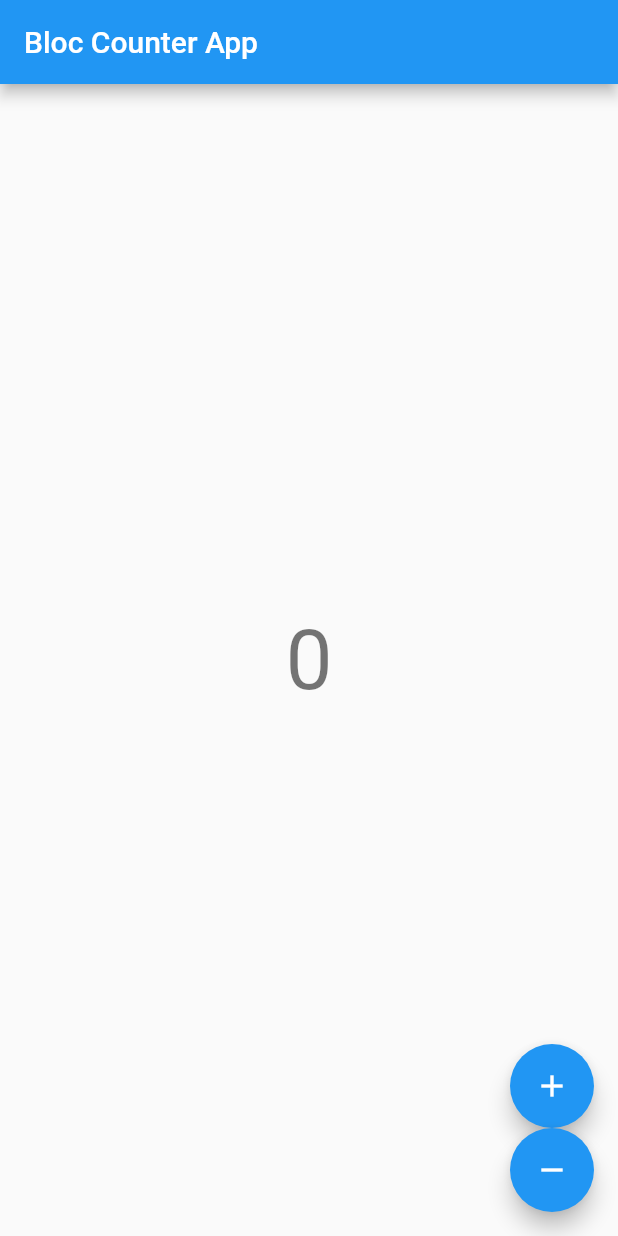
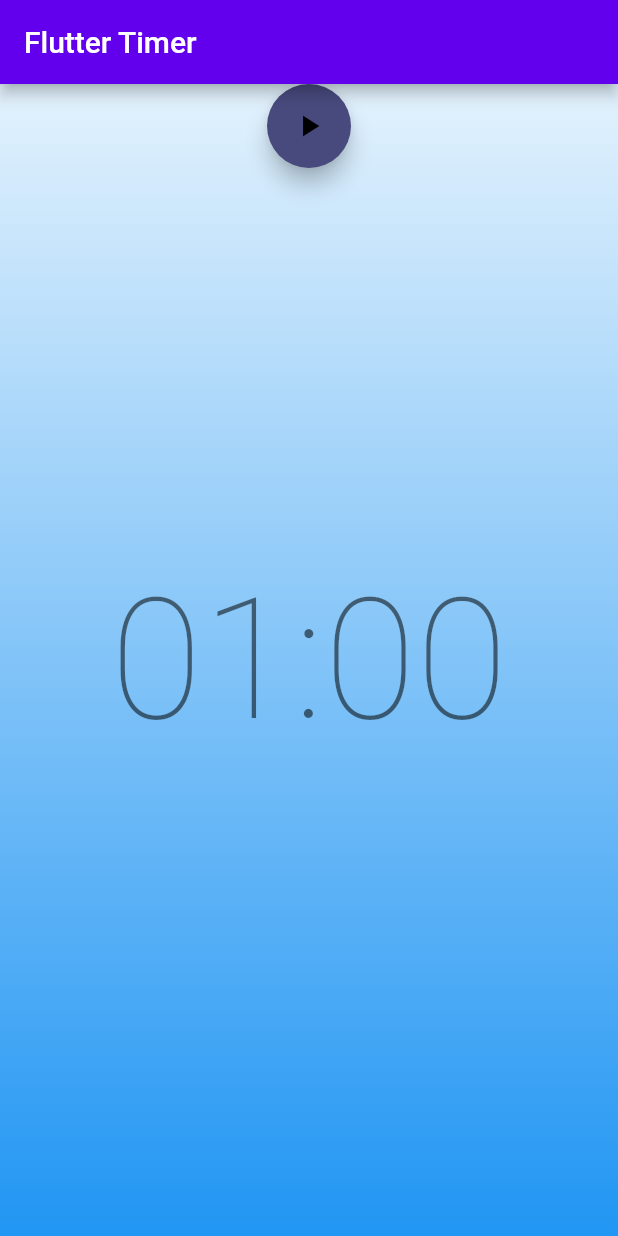
Before and after one commit to hapo-khangld/base_bloc_study, a Flutter app: the screen it shows after launch, on a phone screen of 412 x 824 dp. Run offline on Flutter 3.47's test engine with Material 2 defaults, Android fonts, the phone set to English and light mode, and no system bars; our stand-ins replace bloc, equatable, flutter_bloc.

Commit message:
Basic Bloc Timer app

```diff
--- a/lib/app.dart
+++ b/lib/app.dart
@@ -1,7 +1,18 @@
+import 'package:base_bloc_study/timer/view/timer_page.dart';
 import 'package:flutter/material.dart';
 
-import 'counter/view/counter_page.dart';
-
-class CounterApp extends MaterialApp {
-  const CounterApp({Key? key}) : super(key: key, home: const CounterPage());
+class App extends StatelessWidget {
+  @override
+  Widget build(BuildContext context) {
+    return MaterialApp(
+      title: 'Flutter Timer',
+      theme: ThemeData(
+        primaryColor: const Color.fromRGBO(109, 234, 255, 1),
+        colorScheme: const ColorScheme.light(
+          secondary: Color.fromRGBO(72, 74, 126, 1),
+        ),
+      ),
+      home: const TimerPage(),
+    );
+  }
 }
--- /dev/null
+++ b/lib/bloc/timer_state_bloc.dart
@@ -0,0 +1,90 @@
+import 'dart:async';
+
+import 'package:bloc/bloc.dart';
+import 'package:equatable/equatable.dart';
+
+import '../ticker.dart';
+
+part 'timer_state_event.dart';
+part 'timer_state_state.dart';
+
+/// Đầu tiên, ta cần xác định trạng thái ban đầu của TimerBloc.
+/// Ở trường hợp này, ta muốn TimerBloc bắt đầu ở trạng thái TimerInitial
+/// với thời lượng đắt trước là 1p (60s)
+/// --------------------------------------
+/// Bây giờ, bắt đầu với việc triển khai các sự kiện. Để cải thiện hiệu năng, ta sẽ chia
+/// nhỏ các trình quản lý sự kiệ thành chức năng trợ giúp riêng.
+/// 1 - TimerStarted.
+/// 2 - TimerTicked.
+/// 3 - TimerPaused.
+/// 4 - TimerResumed.
+
+class TimerStateBloc extends Bloc<TimerStateEvent, TimerStateState> {
+  static const int _duration = 60;
+  final Ticker _ticker;
+  StreamSubscription<int>? _tickerSubscription;
+  TimerStateBloc({required Ticker ticker})
+      : _ticker = ticker,
+        super(const TimerStateInitial(_duration)) {
+    on<TimerStarted>(_onStarted);
+    on<TimerPaused>(_onPaused);
+    on<TimerResumed>(_onResumed);
+    on<TimerReset>(_onReset);
+    on<TimerTicked>(_onTicked);
+  }
+
+  @override
+  Future<void> close() {
+    _tickerSubscription?.cancel();
+    return super.close();
+  }
+
+  /// Nếu TimerBloc nhận được sự kiện TimerStarted, nó sẽ đẩy trạng thái TimerRunInProgress với thời
+  /// lượng bắt đầu. Ngoài ra, ta sử dụng _tickerSubcription mở, ta cần phải hủy nó để phân bổ bộ nhớ. Ta cần ghi
+  /// đè phương thức đóng trên TimerBloc để có thể hủy _tickerSubscription khi TimerBloc được đóng lại.
+  /// Cuối cùng, ta nghe luồng _ticker.tick và trên mỗi lần đánh dấu, ta thêm một sự kiện TimerTicked với thời
+  /// lượng còn lại.
+  void _onStarted(TimerStarted event, Emitter<TimerStateState> emit) {
+    emit(TimerRunInProgress(event.duration));
+    _tickerSubscription?.cancel();
+    _tickerSubscription = _ticker
+        .tick(ticks: event.duration)
+        .listen((duration) => add(TimerTicked(duration: duration)));
+  }
+
+  /// Ta sẽ kiểm tra xem trong trạng thái của TimerBloc là TimerRunInProgress, thì khi đó
+  /// ta có thể tạm dừng _tickerSubscription và đẩy trạng thái TimerRunPause với thời lượng hẹn giờ
+  /// hiện tại.
+  void _onPaused(TimerPaused event, Emitter<TimerStateState> emit) {
+    if (state is TimerRunInProgress) {
+      _tickerSubscription?.pause();
+      emit(TimerRunPause(state.duration));
+    }
+  }
+
+  /// Trình xử lý sự kiện của TimerResumed giống với TimerPaused. Nếu TimerBloc có trạng thái là
+  /// TimerRunPaused và nó nhận được sự kiện TimerResumed, thì nó sẽ tiếp tục _tickerSubscription
+  /// và đẩy trạng thái TimerRunInProgress với thời lượng hiệ tại.
+  void _onResumed(TimerResumed event, Emitter<TimerStateState> emit) {
+    if (state is TimerRunPause) {
+      _tickerSubscription?.resume();
+      emit(TimerRunInProgress(state.duration));
+    }
+  }
+
+  /// Nếu TimerBloc nhận được sự kiện TimerReset, nó cần phải hủy _tickerSubscription hiện tại để nó
+  /// không thông báo về bất kỳ tích tắc bổ sung nào và đẩy trạng thái TimerInitial với thòi lượng ban đầu.
+  void _onReset(TimerReset event, Emitter<TimerStateState> emit) {
+    _tickerSubscription?.cancel();
+    emit(const TimerStateInitial(_duration));
+  }
+
+  /// Mỗi lần nhận được sự kiện TimerTicked, nếu thời lượng của tick > 0,
+  /// ta cần đẩy trạng thái TimerRunInProgress được cập nhật với thời lượng mới.
+  /// Nếu thời lượng của tick  = 0, bộ đếm thời gian đã kết thúc và ta cần đẩy về trạng thái TimerunComplete.
+  void _onTicked(TimerTicked event, Emitter<TimerStateState> emit) {
+    emit(event.duration > 0
+        ? TimerRunInProgress(event.duration)
+        : const TimerRunComplete());
+  }
+}
--- /dev/null
+++ b/lib/bloc/timer_state_event.dart
@@ -0,0 +1,41 @@
+part of 'timer_state_bloc.dart';
+
+/// Ở timerEvent: ta sẽ xử lý các sự kiện.
+
+abstract class TimerStateEvent extends Equatable {
+  const TimerStateEvent();
+
+  @override
+  List<Object> get props => [];
+}
+
+/// TimerStarted: Thông báo cho TimerBloc rằng bộ hẹn giờ đã được khởi động.
+class TimerStarted extends TimerStateEvent {
+  const TimerStarted({required this.duration});
+  final int duration;
+}
+
+/// TimerPasesd: Thông báo cho TimerBloc rằng bộ hẹn giờ đã được tạm dừng.
+class TimerPaused extends TimerStateEvent {
+  const TimerPaused();
+}
+
+/// TimerResumed: Thông báo cho TimerBloc rằng hẹn giờ đã được tiếp tục.
+class TimerResumed extends TimerStateEvent {
+  const TimerResumed();
+}
+
+/// TimerReset: Thông báo cho TimerBloc rằng bộ hẹn giờ đã được đặt lại về trạng thái ban đầu.
+class TimerReset extends TimerStateEvent {
+  const TimerReset();
+}
+
+/// TimerTicked: Thông báo cho TimerBloc rằng đã có một đánh dấu đã xảy ra và nó cần
+/// cập nhật lại trạng thái của nó cho phù hợp.
+class TimerTicked extends TimerStateEvent {
+  final int duration;
+  const TimerTicked({required this.duration});
+
+  @override
+  List<Object> get props => [duration];
+}
--- /dev/null
+++ b/lib/bloc/timer_state_state.dart
@@ -0,0 +1,51 @@
+part of 'timer_state_bloc.dart';
+
+/// Bắt đầu, ta xác định TimerStates mà TimerBloc có thể ở trong đó.
+/// Khí đó, trạng thái của TimerBloc có thể là các trường hợp sau:
+/// Mỗi trạng thái này sẽ có hàm ý về thao tác và giao diện người dùng đang thực hiện.
+/// ----------------------------------------------------------
+/// Tất cả các TimerStates mở rộng lớp cơ sở trừu tượng TimerState có thuộc
+/// tính thời lượng. Điều này là do bất kể TimerBloc có ở trạng thái nào, ta muốn biết còn
+/// lại bao nhiêu thời gian, Ngoài ra, TimerState mở rộng Equatable để tối ứu hóa mã bằng cách
+/// đảm bảo rằng ứng dụng không kích hoạt việc reBuild nếu có trạng thái tương tự xảy ra.
+abstract class TimerStateState extends Equatable {
+  final int duration;
+  const TimerStateState(this.duration);
+
+  @override
+  List<Object> get props => [duration];
+}
+
+/// 1: TimerStateInitial: Trạng thái sẵn sàng đếm ngược.
+/// Nếu ở trạng thái này, người dùng có thể bắt đầu hẹn giờ.
+class TimerStateInitial extends TimerStateState {
+  const TimerStateInitial(int duration) : super(duration);
+
+  @override
+  String toString() => 'TimerInitial { duration: $duration }';
+}
+
+/// 3: TimerRunPause: Tạm dừng ở một số thời gian còn lại.
+/// Nếu ở trạng thái này, người dùng có thể tiếp tục hẹn giờ và đặt lại bộ hẹn giờ.
+class TimerRunPause extends TimerStateState {
+  const TimerRunPause(int duration) : super(duration);
+
+  @override
+  String toString() => 'TimerRunPause { duration: $duration }';
+}
+
+///2: TimerRunInProgress: Trạng thái đang trong quá trình đếm ngược.
+/// Nếu ở trạng thái này, ngươi dùng có thể tạm dừng và đặt lại bộ hẹn giờ
+/// cũng như xem thời lượng còn lại.
+class TimerRunInProgress extends TimerStateState {
+  const TimerRunInProgress(int duration) : super(duration);
+
+  @override
+  String toString() => 'TimerRunInProgress { duration: $duration }';
+}
+
+/// 4: TimerRunComplete: Trạng thái hoàn thành với thời lượng còn lại = 0.
+/// Nếu ở trang thái này, người dùng sẽ có thể đặt lại bộ hẹn giờ.
+class TimerRunComplete extends TimerStateState {
+  const TimerRunComplete() : super(0);
+}
--- a/lib/counter/counter.dart
+++ /dev/null
@@ -1,10 +0,0 @@
-export 'cubit/counter_cubit.dart';
-export 'view/counter_page.dart';
-
-///Xây dựng counter. dart nhằm mục đích xuất ra tất cả các phần công khai có thể truy cập
-///Việc này nhằm mục đích tách lớp Presentation ra khỏi lớp business logic.
-///-- Bản thân CounterView không hề biết điều gì xảy ra khi người dùng bấm nút,
-///nó chỉ biết thông báo cho CounterCubit rằng người dùng vừa bấm nút nào.
-///Hơn nữa, CounterCubit cũng không hề biết điều gì đang xảy ra với trạng thái,
-///nó chỉ đơn giản là thực hiện EMIT, phát ra trang thái mới để đáp ứng với
-///các phương thức vừa được gọi.
--- a/lib/counter/cubit/counter_cubit.dart
+++ /dev/null
@@ -1,16 +0,0 @@
-import 'package:bloc/bloc.dart';
-
-///CounterCubit là class sẽ khởi tạo 2 phương thức:
-///1: Gia tăng - thêm 1 vào state
-///2: Giảm - trừ 1 vào state
-///Loại trạng thái mà CounterCubit đang quản lý chỉ là một int và trạng thái ban đầu là 0.
-
-class CounterCubit extends Cubit<int> {
-  CounterCubit() : super(0);
-
-  /// add 1 to state
-  void increment() => emit(state + 1);
-
-  ///subtract 1 from the state
-  void decrement() => emit(state - 1);
-}
--- a/lib/counter/view/counter_page.dart
+++ /dev/null
@@ -1,17 +0,0 @@
-import 'package:flutter/cupertino.dart';
-import 'package:flutter_bloc/flutter_bloc.dart';
-
-import '../cubit/counter_cubit.dart';
-import 'counter_view.dart';
-
-class CounterPage extends StatelessWidget {
-  const CounterPage({Key? key}) : super(key: key);
-
-  @override
-  Widget build(BuildContext context) {
-    return BlocProvider(
-      create: (_) => CounterCubit(),
-      child: const CounterView(),
-    );
-  }
-}
--- a/lib/counter/view/counter_view.dart
+++ /dev/null
@@ -1,57 +0,0 @@
-import 'package:base_bloc_study/counter/cubit/counter_cubit.dart';
-import 'package:flutter/material.dart';
-import 'package:flutter_bloc/flutter_bloc.dart';
-
-/// CounterView chịu trách nhiệm hiển thị số lượng bộ đếm hiện tại và
-/// hiển thị 2 FloatingActionButton để tăng hoặc giảm bộ đếm
-/// ==> Nói chung, CounterView được sinh ra để hiển thị UI
-///
-/// Tại đây, ta sử dụng BlocBuilder để bọc tiện ích Text nhằm mục đích cập
-/// nhật văn bản bất cứ khi nào trạng thái CounterCubit thay đổi.
-/// Ngoài ra, sử dụng context.read<CouonterCubit>() để tra cứu phiên bản
-/// CounterCubit gần nhất.
-///
-/// Mặt khác, chỉ duy nhất tiện ích Text() được bao bọc trong một BlocBuilder
-/// vì đó là widget duy nhất cần được rebuild lại với các sự thay đổi của
-/// CounterCubit. Việc này tránh việc gói các Widget không cần thiết mà không cần phải
-/// xây dựng lại khi trạng thái thay đổi.
-
-class CounterView extends StatelessWidget {
-  const CounterView({Key? key}) : super(key: key);
-
-  @override
-  Widget build(BuildContext context) {
-    final textTheme = Theme.of(context).textTheme;
-    return Scaffold(
-      appBar: AppBar(
-        title: const Text('Bloc Counter App'),
-      ),
-      body: Center(
-        child: BlocBuilder<CounterCubit, int>(
-          builder: (context, state) {
-            return Text(
-              '$state',
-              style: textTheme.headline2,
-            );
-          },
-        ),
-      ),
-      floatingActionButton: Column(
-        mainAxisAlignment: MainAxisAlignment.end,
-        crossAxisAlignment: CrossAxisAlignment.end,
-        children: [
-          FloatingActionButton(
-            key: const Key('counterView_increment_floatingActionButton'),
-            onPressed: () => context.read<CounterCubit>().increment(),
-            child: const Icon(Icons.add),
-          ),
-          FloatingActionButton(
-            key: const Key('counterView_decrement_floatingActionButton'),
-            child: const Icon(Icons.remove),
-            onPressed: () => context.read<CounterCubit>().decrement(),
-          ),
-        ],
-      ),
-    );
-  }
-}
--- a/lib/main.dart
+++ b/lib/main.dart
@@ -1,12 +1,6 @@
 import 'package:base_bloc_study/app.dart';
-import 'package:bloc/bloc.dart';
 import 'package:flutter/material.dart';
 
-import 'counter_observer.dart';
-
 void main() {
-  BlocOverrides.runZoned(
-    () => runApp(const CounterApp()),
-    blocObserver: CounterObserver(),
-  );
+  runApp(App());
 }
--- /dev/null
+++ b/lib/timer.dart
@@ -0,0 +1,2 @@
+export 'bloc/timer_state_bloc.dart';
+export 'timer/view/timer_page.dart';
--- /dev/null
+++ b/lib/timer/view/timer_page.dart
@@ -0,0 +1,120 @@
+import 'package:base_bloc_study/bloc/timer_state_bloc.dart';
+import 'package:base_bloc_study/ticker.dart';
+import 'package:base_bloc_study/timer/view/widget/background.dart';
+import 'package:flutter/material.dart';
+import 'package:flutter_bloc/flutter_bloc.dart';
+
+class TimerPage extends StatelessWidget {
+  const TimerPage({Key? key}) : super(key: key);
+
+  @override
+  Widget build(BuildContext context) {
+    return BlocProvider(
+      create: (BuildContext context) => TimerStateBloc(ticker: const Ticker()),
+      child: const TimerView(),
+    );
+  }
+}
+
+class TimerView extends StatelessWidget {
+  const TimerView({Key? key}) : super(key: key);
+
+  @override
+  Widget build(BuildContext context) {
+    return Scaffold(
+      appBar: AppBar(
+        title: const Text('Flutter Timer'),
+      ),
+      body: Stack(
+        children: [
+          const Background(),
+          Column(
+            mainAxisAlignment: MainAxisAlignment.center,
+            crossAxisAlignment: CrossAxisAlignment.center,
+            children: const [
+              Padding(
+                padding: EdgeInsets.symmetric(vertical: 100.0),
+                child: Center(
+                  child: TimerText(),
+                ),
+              ),
+            ],
+          ),
+          const Actions(),
+        ],
+      ),
+    );
+  }
+}
+
+class Actions extends StatelessWidget {
+  const Actions({Key? key}) : super(key: key);
+  @override
+  Widget build(BuildContext context) {
+    return BlocBuilder<TimerStateBloc, TimerStateState>(
+      buildWhen: (prev, state) => prev.runtimeType != state.runtimeType,
+      builder: (context, state) {
+        return Row(
+          mainAxisAlignment: MainAxisAlignment.spaceEvenly,
+          children: [
+            if (state is TimerStateInitial) ...[
+              FloatingActionButton(
+                child: const Icon(Icons.play_arrow),
+                onPressed: () => context
+                    .read<TimerStateBloc>()
+                    .add(TimerStarted(duration: state.duration)),
+              ),
+            ],
+            if (state is TimerRunInProgress) ...[
+              FloatingActionButton(
+                child: const Icon(Icons.pause),
+                onPressed: () =>
+                    context.read<TimerStateBloc>().add(const TimerPaused()),
+              ),
+              FloatingActionButton(
+                child: const Icon(Icons.replay),
+                onPressed: () =>
+                    context.read<TimerStateBloc>().add(const TimerReset()),
+              ),
+            ],
+            if (state is TimerRunPause) ...[
+              FloatingActionButton(
+                child: const Icon(Icons.play_arrow),
+                onPressed: () =>
+                    context.read<TimerStateBloc>().add(const TimerResumed()),
+              ),
+              FloatingActionButton(
+                child: const Icon(Icons.replay),
+                onPressed: () =>
+                    context.read<TimerStateBloc>().add(const TimerReset()),
+              ),
+            ],
+            if (state is TimerRunComplete) ...[
+              FloatingActionButton(
+                child: const Icon(Icons.replay),
+                onPressed: () =>
+                    context.read<TimerStateBloc>().add(const TimerReset()),
+              ),
+            ]
+          ],
+        );
+      },
+    );
+  }
+}
+
+class TimerText extends StatelessWidget {
+  const TimerText({Key? key}) : super(key: key);
+  @override
+  Widget build(BuildContext context) {
+    final duration =
+        context.select((TimerStateBloc bloc) => bloc.state.duration);
+    final minutesStr =
+        ((duration / 60) % 60).floor().toString().padLeft(2, '0');
+    final secondsStr = (duration % 60).floor().toString().padLeft(2, '0');
+    return Text(
+      '$minutesStr:$secondsStr',
+      style: Theme.of(context).textTheme.headline1,
+    );
+  }
+}
--- /dev/null
+++ b/lib/timer/view/widget/background.dart
@@ -0,0 +1,20 @@
+import 'package:flutter/material.dart';
+
+class Background extends StatelessWidget {
+  const Background({Key? key}) : super(key: key);
+  @override
+  Widget build(BuildContext context) {
+    return Container(
+      decoration: BoxDecoration(
+        gradient: LinearGradient(
+          begin: Alignment.topCenter,
+          end: Alignment.bottomCenter,
+          colors: [
+            Colors.blue.shade50,
+            Colors.blue.shade500,
+          ],
+        ),
+      ),
+    );
+  }
+}
```
Also changed, not shown: 1 other file.
